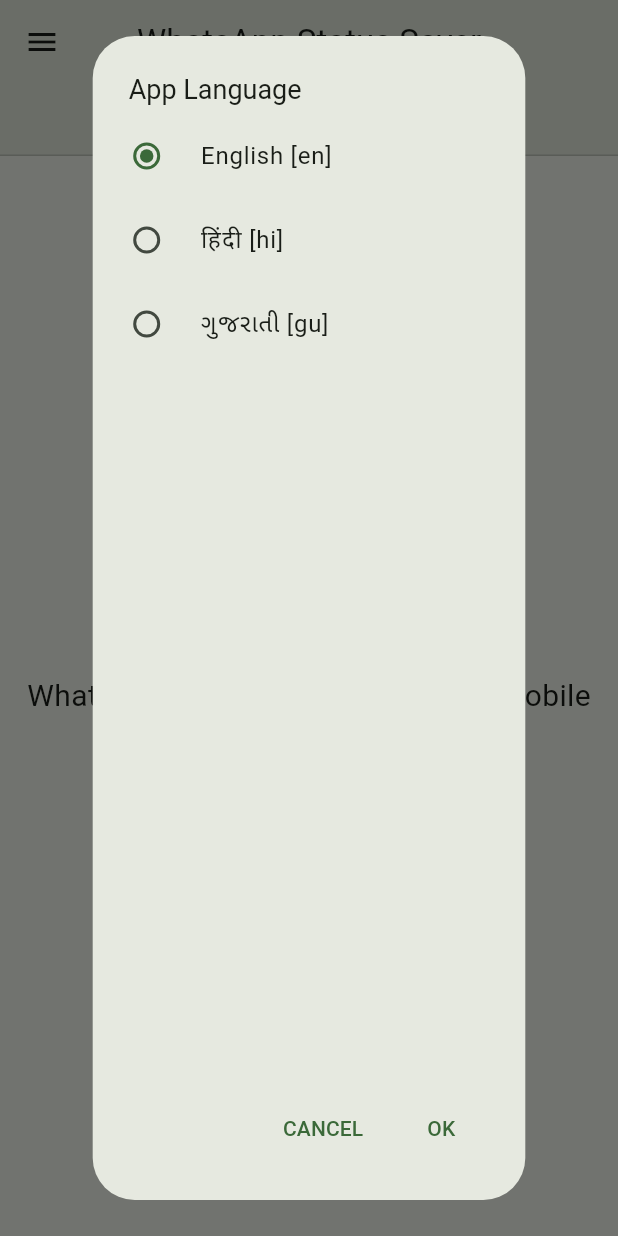
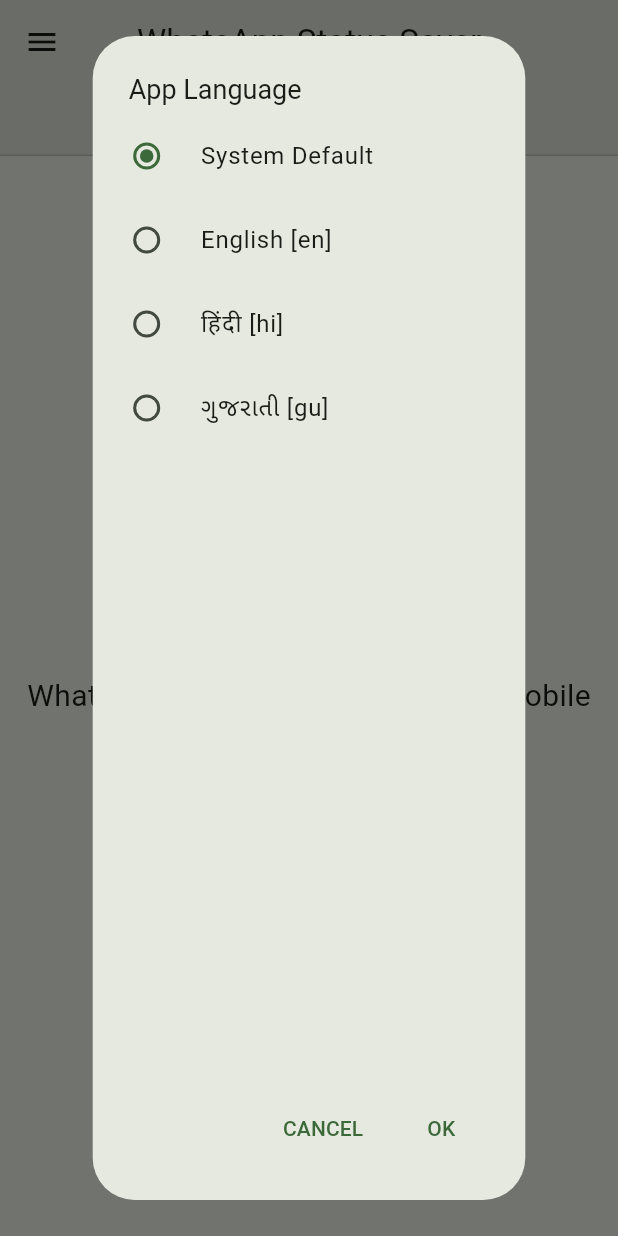
Before and after one commit to krupal4/StatusSaver, a Flutter app: the screen it shows after launch, in the side drawer, after a tap on "App Language", on a phone screen of 412 x 824 dp. Run offline on Flutter 3.47's test engine with Material 2 defaults, Android fonts, the phone set to English and light mode, and no system bars; our stand-ins replace chewie, device_info_plus, fluttertoast, font_awesome_flutter, permission_handler, photo_view and 3 more; missing offline and left inert: device_apps, video_thumbnail; generated files the repository leaves out were written again.

Commit message:
refactor language chooser

```diff
--- a/lib/constants.dart
+++ b/lib/constants.dart
@@ -17,3 +17,5 @@ const w4bPackageName = "com.whatsapp.w4b";
 
 const languageCodeKey = "languageCode";
 const defaultLanguageCode = "en";
+const systemLanguageCode = "system";
+const emptyString = '';
--- a/lib/l10n/l10n.dart
+++ b/lib/l10n/l10n.dart
@@ -3,6 +3,7 @@ import 'package:status_saver/common.dart';
 class L10n {
 
   static final supportedLanguageCodes = [
+    'system',
     'en',
     'hi',
     'gu',
@@ -12,6 +13,7 @@ class L10n {
 
   static String? getLanguageName(String languageCode) {
     switch(languageCode) {
+      case 'system': return "System Default"; // TODO: localize
       case 'en': return "English";
       case 'hi': return "हिंदी";
       case 'gu': return "ગુજરાતી";
--- a/lib/main.dart
+++ b/lib/main.dart
@@ -29,7 +29,7 @@ class MyApp extends StatelessWidget {
             AppLocalizations.delegate
           ],
           locale: localeProvider.locale,
-          supportedLocales: L10n.allSupportedLocales,
+          supportedLocales: AppLocalizations.supportedLocales,
           theme: ThemeData(
             useMaterial3: true,
             brightness: Brightness.light,
--- a/lib/provider/locale_provider.dart
+++ b/lib/provider/locale_provider.dart
@@ -5,19 +5,27 @@ import 'package:status_saver/l10n/l10n.dart';
 import 'package:status_saver/services/show_without_ui_block_message.dart';
 
 class LocaleProvider extends ChangeNotifier {
-  Locale _locale = const Locale(defaultLanguageCode);
+  Locale? _locale;
 
   void initialize() async {
     final sharedPreferences = await SharedPreferences.getInstance();
-    _locale = Locale(sharedPreferences.getString(languageCodeKey) ?? defaultLanguageCode);
-
-    notifyListeners();
+    final languageCode = sharedPreferences.getString(languageCodeKey);
+    if(languageCode != null || languageCode != systemLanguageCode) {
+      _locale = Locale(languageCode!);
+      notifyListeners();
+    }
   }
 
-  Locale get locale => _locale;
+  Locale? get locale => _locale;
 
   void setLocale(String languageCode) {
     if(!L10n.supportedLanguageCodes.contains(languageCode)) return;
+
+    if(languageCode == systemLanguageCode) {
+      _locale = null;
+      notifyListeners();
+      return;
+    }
 
     _locale = Locale(languageCode);
     SharedPreferences.getInstance().then((sharedPreferences) {
--- a/lib/screens/home_screen.dart
+++ b/lib/screens/home_screen.dart
@@ -1,6 +1,7 @@
 import 'package:provider/provider.dart';
 import 'package:status_saver/app_info.dart';
 import 'package:status_saver/common.dart';
+import 'package:status_saver/constants.dart';
 import 'package:status_saver/l10n/l10n.dart';
 import 'package:status_saver/models/tab_type.dart';
 import 'package:status_saver/provider/locale_provider.dart';
@@ -112,7 +113,7 @@ class _HomeScreenState extends State<HomeScreen> {
 
   void _showLanguageChooser(BuildContext context) {
     final localeProvider = Provider.of<LocaleProvider>(context, listen: false);
-    String tempSelectedLanguageCode = localeProvider.locale.languageCode;
+    String tempSelectedLanguageCode = localeProvider.locale?.languageCode ?? systemLanguageCode;
     showDialog(
       context: context,
       builder: (context) {
@@ -140,7 +141,7 @@ class _HomeScreenState extends State<HomeScreen> {
                           onChanged: (value) {
                             setState((){tempSelectedLanguageCode=value!;});
                           },
-                          title: Text('${L10n.getLanguageName(languageCode)} [$languageCode]')
+                          title: Text('${L10n.getLanguageName(languageCode)} ${languageCode != systemLanguageCode ? "[$languageCode]" : emptyString}')
                         );
                       },
                     ),
```
